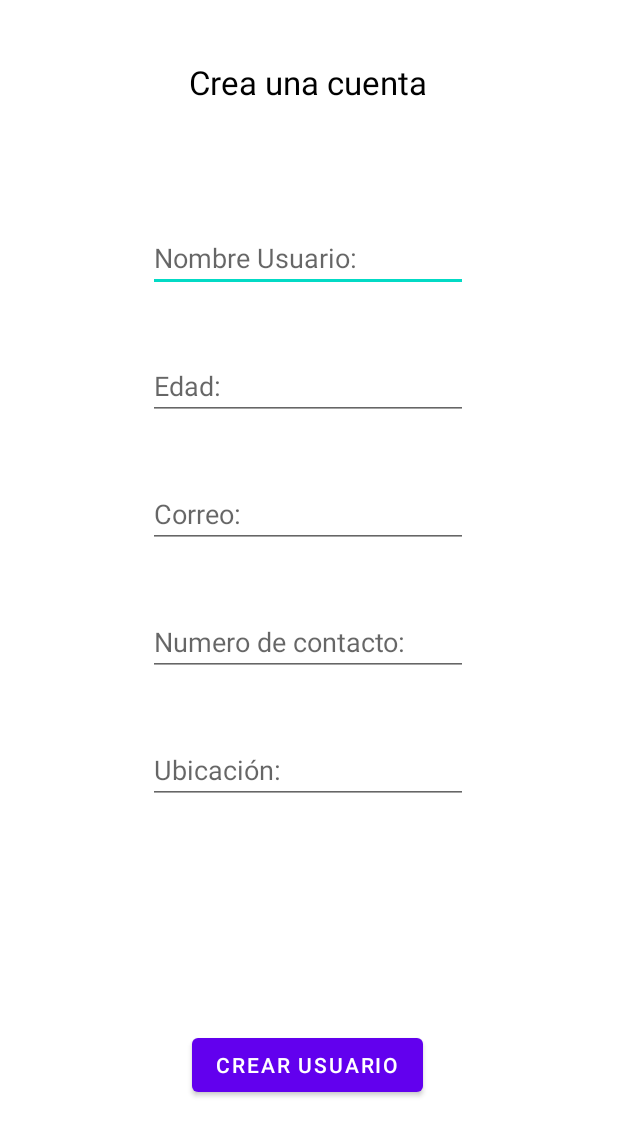
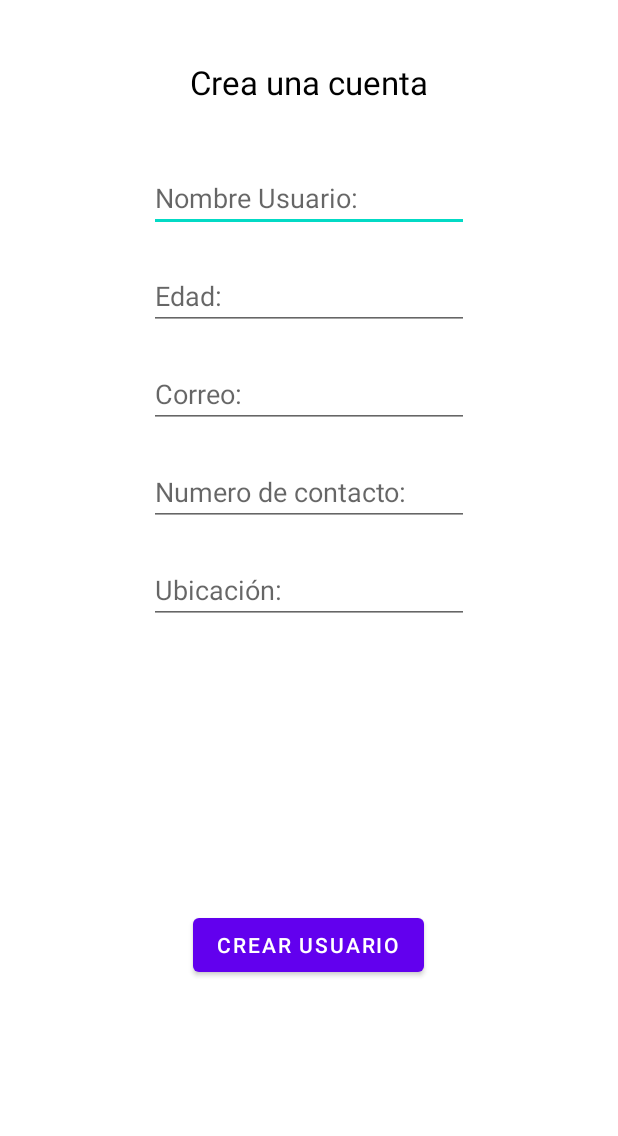
Before and after one commit to joseDavidson/recycleit3, an Android app: the layout registrarusuario.xml on its own in the app's theme, with its tools: preview values and no code run, on a phone screen of 412 x 824 dp. Shown: the top 1136 px of the screen. Run offline under Robolectric (Android 15) with nearby library versions, the phone set to English and light mode, and no system bars.

Commit message:
ajustando el layout registro

```diff
--- a/app/src/main/java/com/example/recycleit/MainFragment.java
+++ b/app/src/main/java/com/example/recycleit/MainFragment.java
@@ -108,7 +108,7 @@ public class MainFragment extends Fragment implements OnMapReadyCallback {
             @Override
             public void onLocationChanged(Location location) {
                 LatLng miUbicacion = new LatLng(location.getLatitude(), location.getLongitude());
-                map.addMarker(new MarkerOptions().position(miUbicacion).title("ubicacion actual"));
+
                 //map.addMarker(new MarkerOptions().position(miUbicacion).title("ubicacion actual"));
                 //map.moveCamera(CameraUpdateFactory.newLatLngZoom(reciclajeReyes, 11));
 
--- a/app/src/main/res/layout/registrarusuario.xml
+++ b/app/src/main/res/layout/registrarusuario.xml
@@ -9,11 +9,7 @@
         android:id="@+id/textView9"
         android:layout_width="wrap_content"
         android:layout_height="wrap_content"
-        android:layout_marginStart="176dp"
-        android:layout_marginLeft="176dp"
         android:layout_marginTop="40dp"
-        android:layout_marginEnd="177dp"
-        android:layout_marginRight="177dp"
         android:text="@string/txtcreacuenta"
         android:textColor="#000000"
         android:textSize="22sp"
@@ -25,7 +21,7 @@
         android:id="@+id/etxtNombre"
         android:layout_width="wrap_content"
         android:layout_height="wrap_content"
-        android:layout_marginTop="80dp"
+        android:layout_marginTop="40dp"
         android:ems="10"
         android:hint="@string/etxtnombre"
         android:inputType="textPersonName"
@@ -37,7 +33,7 @@
         android:id="@+id/etxtApellido"
         android:layout_width="wrap_content"
         android:layout_height="wrap_content"
-        android:layout_marginTop="40dp"
+        android:layout_marginTop="20dp"
         android:ems="10"
         android:hint="@string/etxtedad"
         android:inputType="textPersonName"
@@ -50,7 +46,7 @@
         android:id="@+id/etxtCorreo"
         android:layout_width="wrap_content"
         android:layout_height="wrap_content"
-        android:layout_marginTop="40dp"
+        android:layout_marginTop="20dp"
         android:ems="10"
         android:hint="@string/etxtcorreo"
         android:inputType="textPersonName"
@@ -62,7 +58,7 @@
         android:id="@+id/etxtNumeroT"
         android:layout_width="wrap_content"
         android:layout_height="wrap_content"
-        android:layout_marginTop="40dp"
+        android:layout_marginTop="20dp"
         android:ems="10"
         android:hint="@string/etxtnumerocontacto"
         android:inputType="textPersonName"
@@ -75,7 +71,7 @@
         android:id="@+id/etxtUbicacion"
         android:layout_width="wrap_content"
         android:layout_height="wrap_content"
-        android:layout_marginTop="40dp"
+        android:layout_marginTop="20dp"
         android:ems="10"
         android:hint="@string/etxtubicacion"
         android:inputType="textPersonName"
@@ -88,7 +84,7 @@
         android:id="@+id/btnAddUser"
         android:layout_width="wrap_content"
         android:layout_height="wrap_content"
-        android:layout_marginTop="80dp"
+        android:layout_marginTop="40dp"
         android:layout_marginBottom="20dp"
         android:text="Crear Usuario"
         app:layout_constraintBottom_toBottomOf="parent"
```
